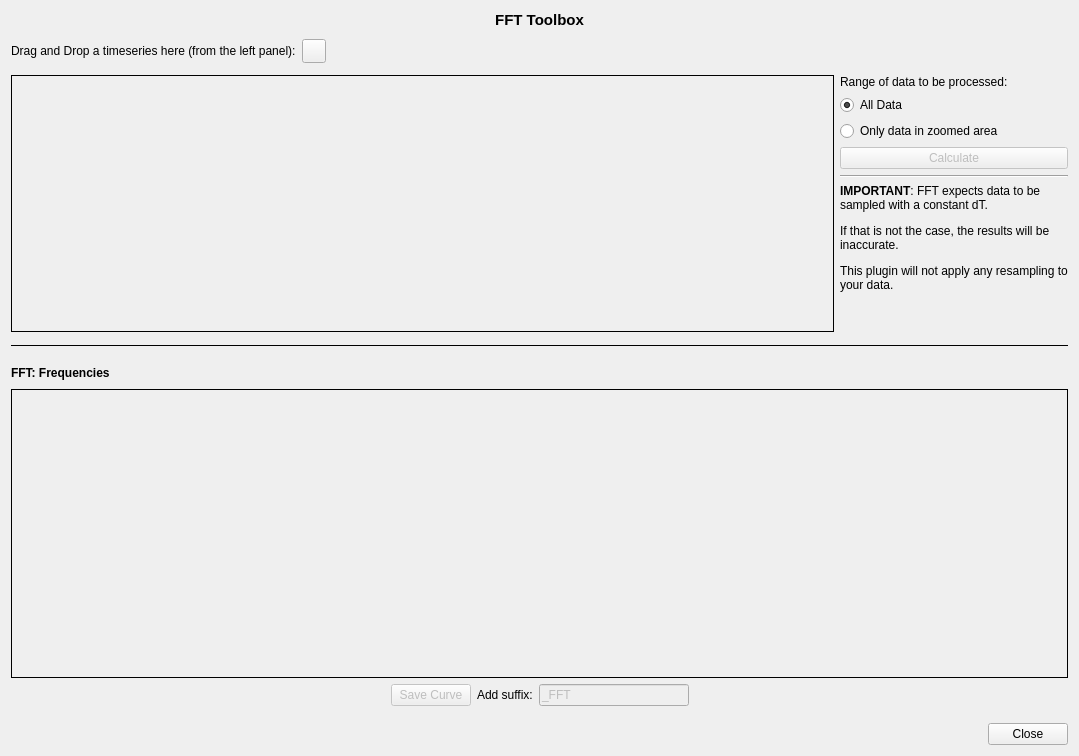
Old version of the form plotjuggler_plugins/ToolboxFFT/toolbox_FFT.ui in the repository facontidavide/plotjuggler-release.
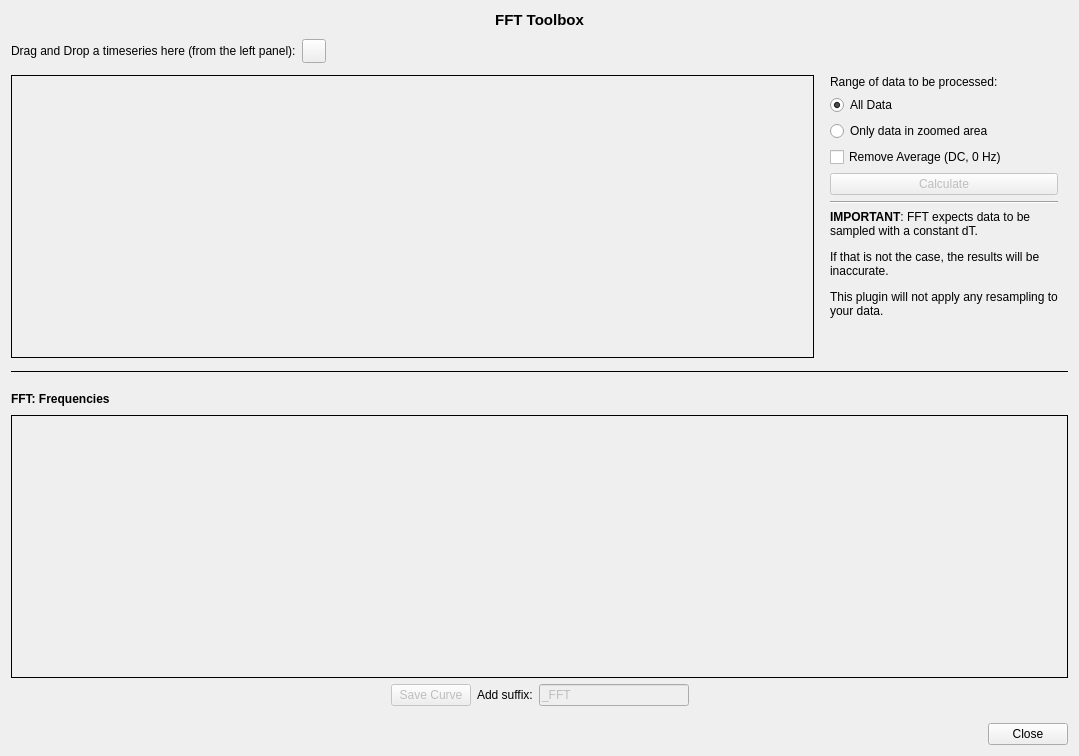
New version of the form.

Diff of the .ui file:
```diff
--- a/plotjuggler_plugins/ToolboxFFT/toolbox_FFT.ui
+++ b/plotjuggler_plugins/ToolboxFFT/toolbox_FFT.ui
@@ -87,7 +87,7 @@
     </layout>
    </item>
    <item>
-    <layout class="QHBoxLayout" name="horizontalLayout_2" stretch="1,0">
+    <layout class="QHBoxLayout" name="horizontalLayout_2" stretch="3,0">
      <property name="topMargin">
       <number>6</number>
      </property>
@@ -109,6 +109,12 @@
      </item>
      <item>
       <layout class="QVBoxLayout" name="verticalLayout_2">
+       <property name="leftMargin">
+        <number>10</number>
+       </property>
+       <property name="rightMargin">
+        <number>10</number>
+       </property>
        <item>
         <widget class="QLabel" name="label_6">
          <property name="text">
@@ -133,6 +139,13 @@
          </property>
         </widget>
        </item>
+       <item>
+        <widget class="QCheckBox" name="checkAverage">
+         <property name="text">
+          <string>Remove Average (DC, 0 Hz)</string>
+         </property>
+        </widget>
+       </item>
        <item>
         <widget class="QPushButton" name="pushButtonCalculate">
          <property name="enabled">
```
